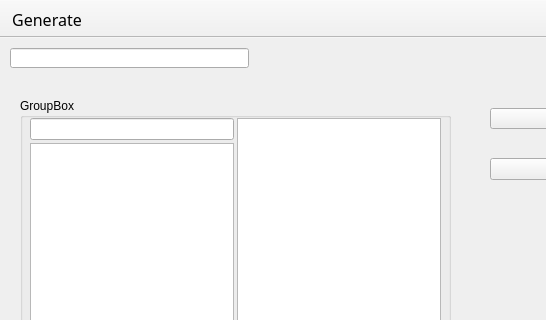
Qt form mainwindow.ui (Yourp/UWOWDevelopHelper) before a commit; both pictures show x 0 to 546 and y 0 to 320 of the 977 by 755 pixel window.
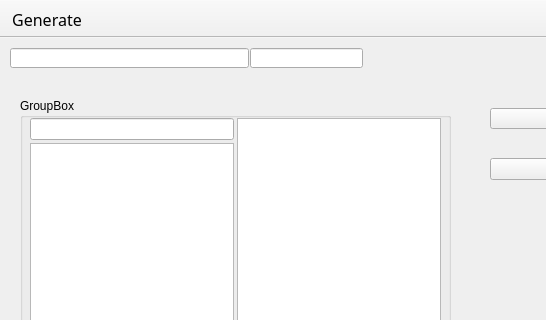
The same form after that commit.

Diff of the .ui file:
```diff
--- a/mainwindow.ui
+++ b/mainwindow.ui
@@ -395,6 +395,19 @@
      <number>100</number>
     </property>
    </widget>
+   <widget class="QLineEdit" name="LE_SpellID">
+    <property name="geometry">
+     <rect>
+      <x>250</x>
+      <y>10</y>
+      <width>113</width>
+      <height>20</height>
+     </rect>
+    </property>
+    <property name="maxLength">
+     <number>10</number>
+    </property>
+   </widget>
   </widget>
   <widget class="QStatusBar" name="statusbar"/>
   <widget class="QMenuBar" name="menuBar">
```
